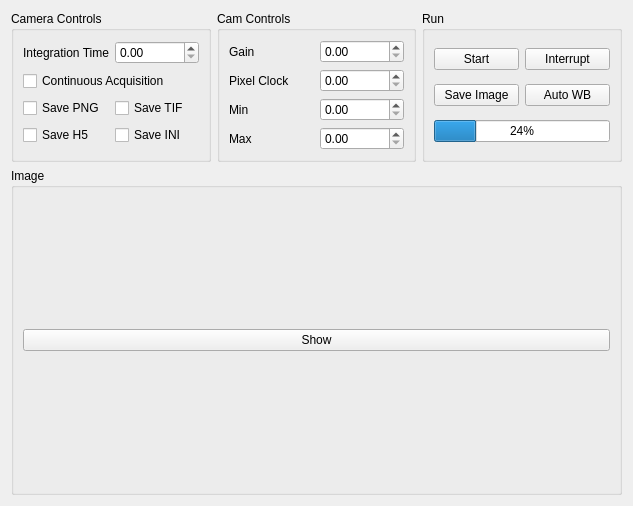
Before: the Qt Designer form quantum_sensing/fancy_microscope/thorcam_sci/thorcam_capture.ui in saahitmog/quantum-sensing, drawn with Qt 5.
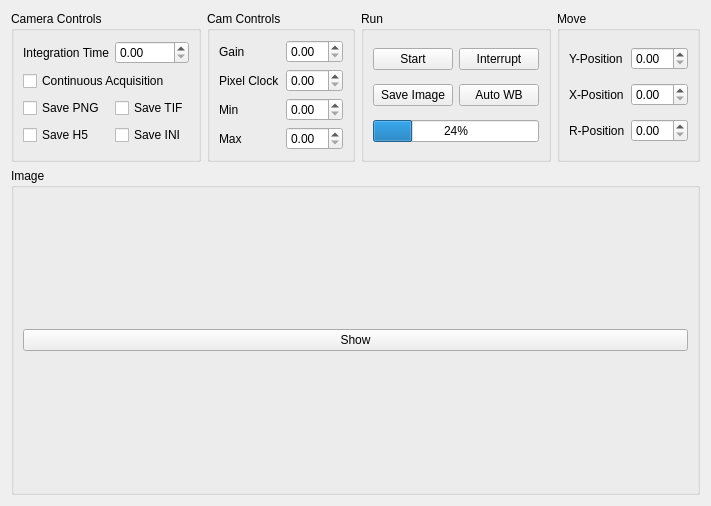
After: the same form once the commit is applied.

Diff of the .ui file:
```diff
--- a/quantum_sensing/fancy_microscope/thorcam_sci/thorcam_capture.ui
+++ b/quantum_sensing/fancy_microscope/thorcam_sci/thorcam_capture.ui
@@ -14,6 +14,47 @@
    <string>Form</string>
   </property>
   <layout class="QGridLayout" name="gridLayout_2" rowstretch="0,1">
+
+   <item row="0" column="3">
+    <widget class="QGroupBox" name="move_groupBox">
+     <property name="title">
+      <string>Move</string>
+     </property>
+     <layout class="QGridLayout" name="gridLayout" columnstretch="0,0">
+      <item row="0" column="1">
+       <widget class="QDoubleSpinBox" name="movex_doubleSpinBox"/>
+      </item>
+      <item row="1" column="0">
+       <widget class="QLabel" name="label_10">
+        <property name="text">
+         <string>X-Position</string>
+        </property>
+       </widget>
+      </item>
+      <item row="1" column="1">
+       <widget class="QDoubleSpinBox" name="movey_doubleSpinBox"/>
+      </item>
+      <item row="0" column="0">
+       <widget class="QLabel" name="label_11">
+        <property name="text">
+         <string>Y-Position</string>
+        </property>
+       </widget>
+      </item>
+      <item row="2" column="1">
+       <widget class="QDoubleSpinBox" name="mover_doubleSpinBox"/>
+      </item>
+      <item row="2" column="0">
+       <widget class="QLabel" name="label_3">
+        <property name="text">
+         <string>R-Position</string>
+        </property>
+       </widget>
+      </item>
+     </layout>
+    </widget>
+   </item>
+
    <item row="0" column="2">
     <widget class="QGroupBox" name="run_groupBox">
      <property name="title">
@@ -58,7 +99,7 @@
      </layout>
     </widget>
    </item>
-   <item row="1" column="0" colspan="3">
+   <item row="1" column="0" colspan="4">
     <widget class="QGroupBox" name="plot_groupBox">
      <property name="title">
       <string>Image</string>
```
Left out of the diff: 1 changed line with no effect on the pictures.
